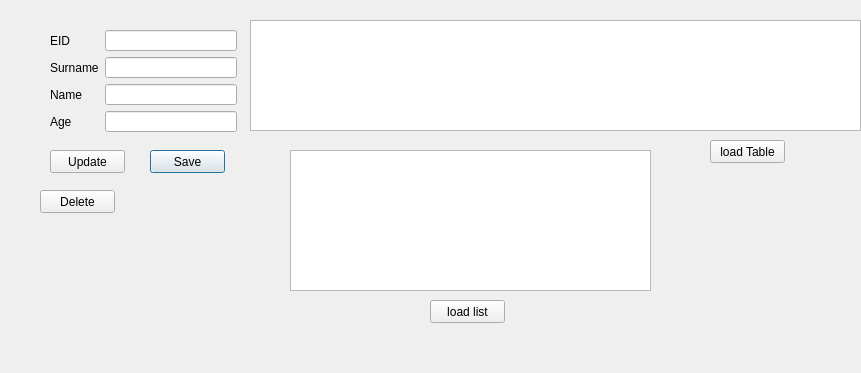
The window that employeeinfo.ui (NoHeat/DatabaseSkeleton) describes before a commit, drawn with Qt 5.
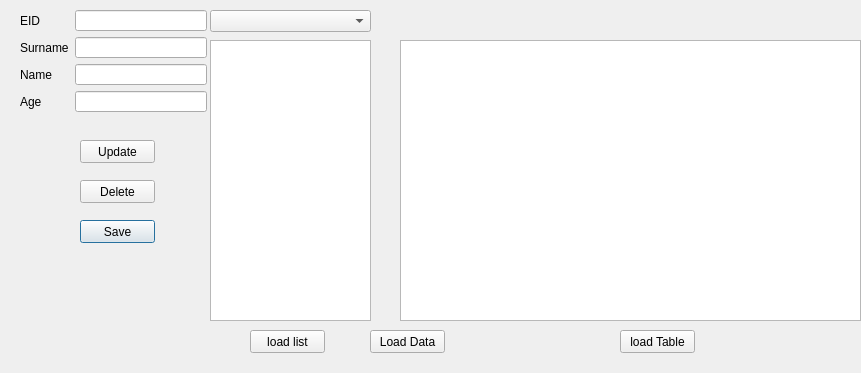
The same window after the commit.

The edit to the form file:
```diff
--- a/employeeinfo.ui
+++ b/employeeinfo.ui
@@ -29,8 +29,8 @@
   <widget class="QPushButton" name="pushButton">
    <property name="geometry">
     <rect>
-     <x>150</x>
-     <y>150</y>
+     <x>80</x>
+     <y>220</y>
      <width>75</width>
      <height>23</height>
     </rect>
@@ -42,8 +42,8 @@
   <widget class="QPushButton" name="pushButton_Edit">
    <property name="geometry">
     <rect>
-     <x>50</x>
-     <y>150</y>
+     <x>80</x>
+     <y>140</y>
      <width>75</width>
      <height>23</height>
     </rect>
@@ -55,8 +55,8 @@
   <widget class="QPushButton" name="pushButton_2">
    <property name="geometry">
     <rect>
-     <x>40</x>
-     <y>190</y>
+     <x>80</x>
+     <y>180</y>
      <width>75</width>
      <height>23</height>
     </rect>
@@ -68,18 +68,18 @@
   <widget class="QTableView" name="tableView">
    <property name="geometry">
     <rect>
-     <x>250</x>
-     <y>20</y>
-     <width>611</width>
-     <height>111</height>
+     <x>400</x>
+     <y>40</y>
+     <width>461</width>
+     <height>281</height>
     </rect>
    </property>
   </widget>
   <widget class="QPushButton" name="pushButton_3">
    <property name="geometry">
     <rect>
-     <x>710</x>
-     <y>140</y>
+     <x>620</x>
+     <y>330</y>
      <width>75</width>
      <height>23</height>
     </rect>
@@ -91,18 +91,18 @@
   <widget class="QListView" name="listView">
    <property name="geometry">
     <rect>
-     <x>290</x>
-     <y>150</y>
-     <width>361</width>
-     <height>141</height>
+     <x>210</x>
+     <y>40</y>
+     <width>161</width>
+     <height>281</height>
     </rect>
    </property>
   </widget>
   <widget class="QPushButton" name="pushButtonLoadList">
    <property name="geometry">
     <rect>
-     <x>430</x>
-     <y>300</y>
+     <x>250</x>
+     <y>330</y>
      <width>75</width>
      <height>23</height>
     </rect>
@@ -111,11 +111,11 @@
     <string>load list</string>
    </property>
   </widget>
-  <widget class="QWidget" name="">
+  <widget class="QWidget" name="layoutWidget">
    <property name="geometry">
     <rect>
-     <x>50</x>
-     <y>30</y>
+     <x>20</x>
+     <y>10</y>
      <width>187</width>
      <height>102</height>
     </rect>
@@ -171,6 +171,29 @@
     </item>
    </layout>
   </widget>
+  <widget class="QComboBox" name="comboBox">
+   <property name="geometry">
+    <rect>
+     <x>210</x>
+     <y>10</y>
+     <width>161</width>
+     <height>22</height>
+    </rect>
+   </property>
+  </widget>
+  <widget class="QPushButton" name="pushButton_LoadData">
+   <property name="geometry">
+    <rect>
+     <x>370</x>
+     <y>330</y>
+     <width>75</width>
+     <height>23</height>
+    </rect>
+   </property>
+   <property name="text">
+    <string>Load Data</string>
+   </property>
+  </widget>
  </widget>
  <resources/>
  <connections/>
```
